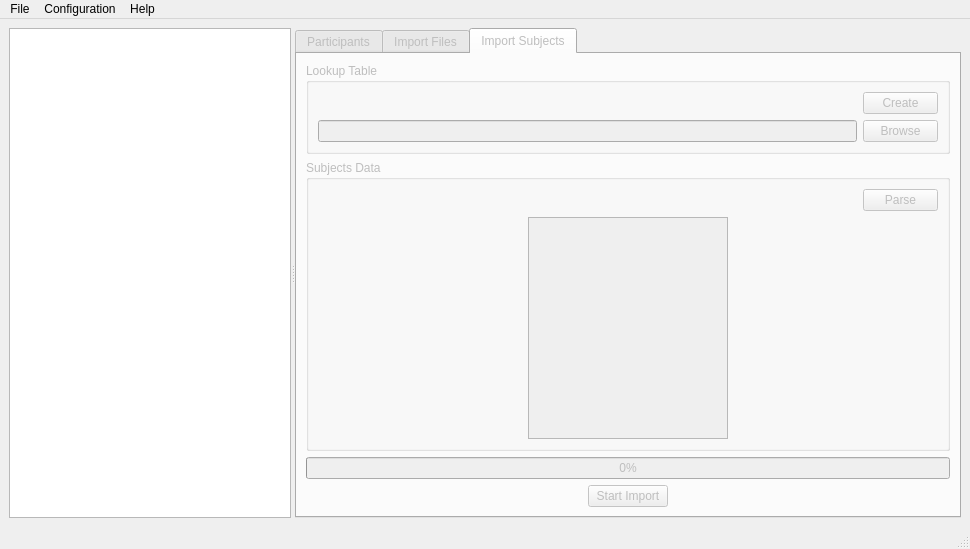
First picture: the form in bidsificator/forms/MainWindow.ui, repository HIP-infrastructure/Bidsificator, before the edit.
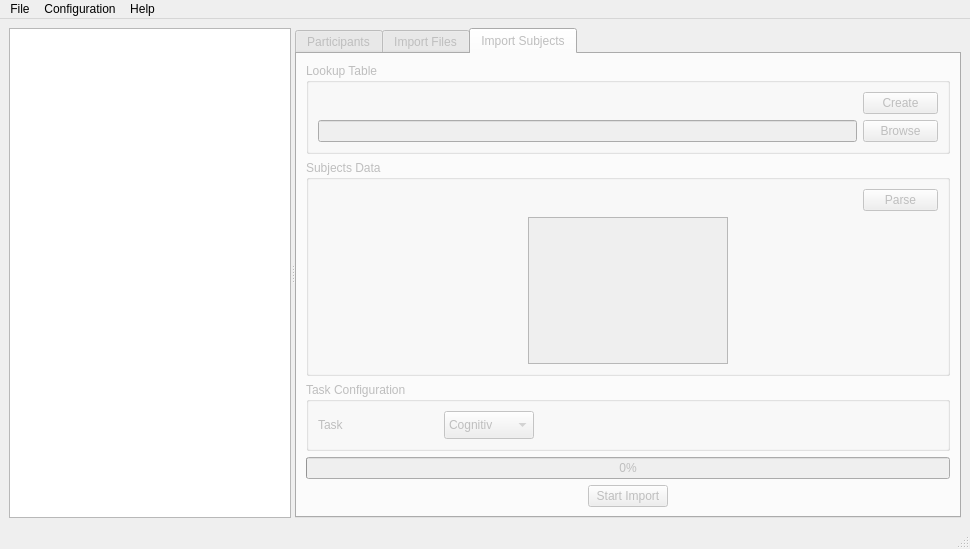
Second picture: the form after the edit. The open tabs and pages were chosen to show the change. Custom widgets are drawn as their Qt base class.

Diff of the .ui file:
```diff
--- a/bidsificator/forms/MainWindow.ui
+++ b/bidsificator/forms/MainWindow.ui
@@ -802,13 +802,100 @@
           </widget>
          </item>
          <item row="2" column="0">
+          <widget class="QGroupBox" name="taskGroupBox">
+           <property name="title">
+            <string>Task Configuration</string>
+           </property>
+           <layout class="QHBoxLayout" name="taskHorizontalLayout">
+            <item>
+             <widget class="QLabel" name="IS_TaskLabel">
+              <property name="minimumSize">
+               <size>
+                <width>120</width>
+                <height>0</height>
+               </size>
+              </property>
+              <property name="maximumSize">
+               <size>
+                <width>120</width>
+                <height>16777215</height>
+               </size>
+              </property>
+              <property name="text">
+               <string>Task</string>
+              </property>
+             </widget>
+            </item>
+            <item>
+             <widget class="QComboBox" name="IS_TaskComboBox">
+              <property name="minimumSize">
+               <size>
+                <width>0</width>
+                <height>28</height>
+               </size>
+              </property>
+              <property name="maximumSize">
+               <size>
+                <width>16777215</width>
+                <height>16777215</height>
+               </size>
+              </property>
+              <item>
+               <property name="text">
+                <string>Cognitiv</string>
+               </property>
+              </item>
+              <item>
+               <property name="text">
+                <string>Seizure</string>
+               </property>
+              </item>
+              <item>
+               <property name="text">
+                <string>Interictal</string>
+               </property>
+              </item>
+              <item>
+               <property name="text">
+                <string>Stimulation</string>
+               </property>
+              </item>
+              <item>
+               <property name="text">
+                <string>Sleep</string>
+               </property>
+              </item>
+              <item>
+               <property name="text">
+                <string>Rest</string>
+               </property>
+              </item>
+             </widget>
+            </item>
+            <item>
+             <spacer name="taskHorizontalSpacer">
+              <property name="orientation">
+               <enum>Qt::Orientation::Horizontal</enum>
+              </property>
+              <property name="sizeHint" stdset="0">
+               <size>
+                <width>40</width>
+                <height>20</height>
+               </size>
+              </property>
+             </spacer>
+            </item>
+           </layout>
+          </widget>
+         </item>
+         <item row="3" column="0">
           <widget class="QProgressBar" name="IS_progressBar">
            <property name="value">
             <number>0</number>
            </property>
           </widget>
          </item>
-         <item row="3" column="0">
+         <item row="4" column="0">
           <layout class="QHBoxLayout" name="IS_StartImportLayout">
            <item>
             <spacer name="horizontalSpacer_11">
```
